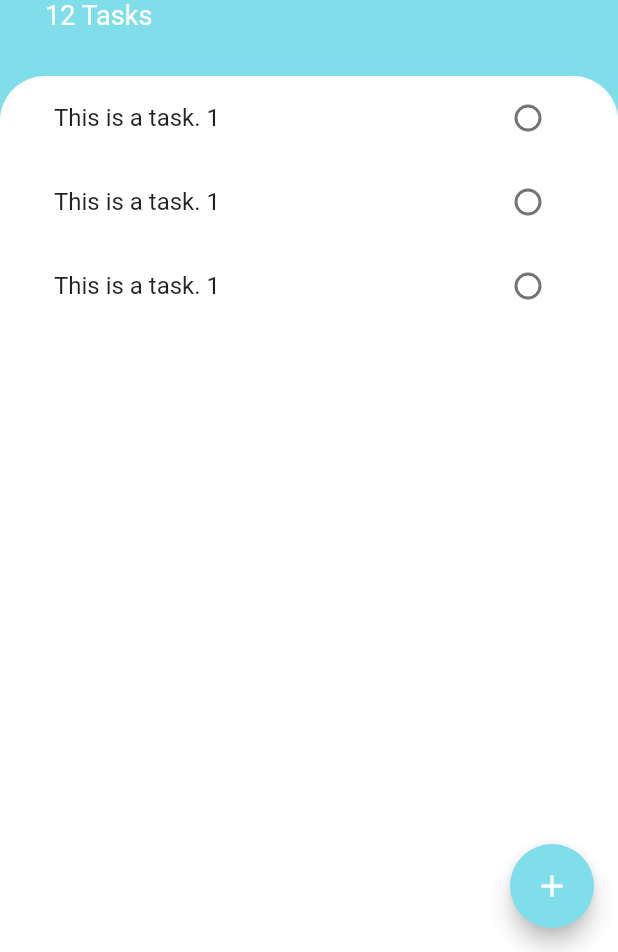
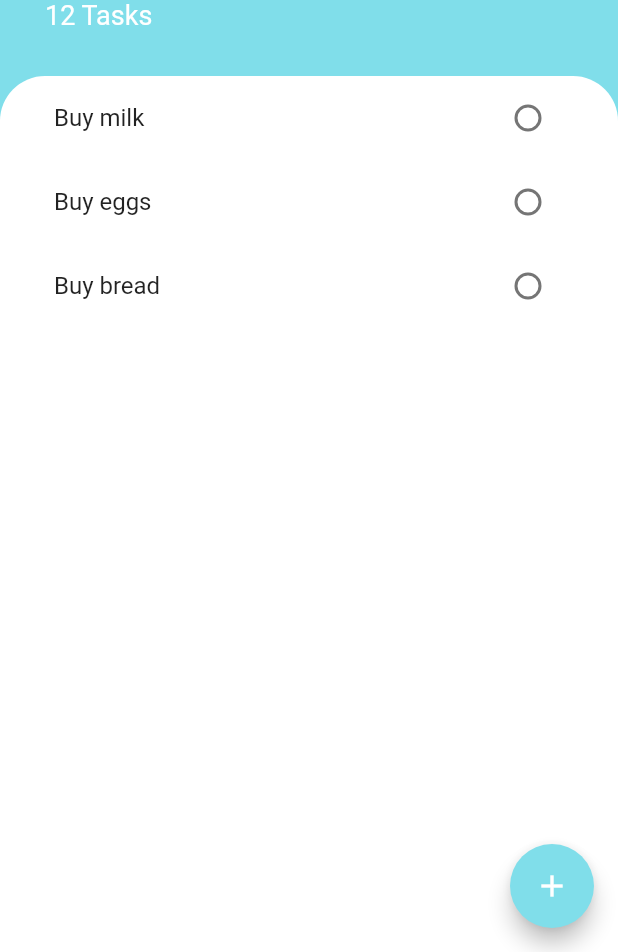
Before and after one commit to iam149cm/flutter, a Flutter app: the screen it shows after launch, on a phone screen of 412 x 824 dp, the part 284-1236 px from its top. Run offline on Flutter 3.47's test engine with Material 2 defaults, Android fonts, the light colour scheme and no system bars; our stand-ins replace animated_text_kit, audioplayers, cloud_firestore, firebase_auth, firebase_core, flutter_dotenv and 6 more; accounts and stored records are empty.

Commit message:
add the ListView Builder

```diff
--- /dev/null
+++ b/20_todoey/lib/models/task.dart
@@ -0,0 +1,10 @@
+class Task {
+  final String name;
+  bool isDone;
+
+  Task({required this.name, this.isDone = false});
+
+  void toggleDone() {
+    isDone = !isDone;
+  }
+}
--- a/20_todoey/lib/widgets/tasks_list.dart
+++ b/20_todoey/lib/widgets/tasks_list.dart
@@ -1,17 +1,37 @@
 import 'package:flutter/material.dart';
+import 'package:todoey/models/task.dart';
 import 'package:todoey/widgets/tasks_tile.dart';
 
-class TasksList extends StatelessWidget {
+class TasksList extends StatefulWidget {
   const TasksList({
     super.key,
   });
 
   @override
+  State<TasksList> createState() => _TasksListState();
+}
+
+class _TasksListState extends State<TasksList> {
+  List<Task> tasks = [
+    Task(name: 'Buy milk'),
+    Task(name: 'Buy eggs'),
+    Task(name: 'Buy bread'),
+  ];
+
+  @override
   Widget build(BuildContext context) {
-    return ListView(children: [
-      TaskTile(),
-      TaskTile(),
-      TaskTile(),
-    ]);
+    return ListView.builder(
+      itemCount: tasks.length, // index 에러 방지를 위해 필요한 property
+      itemBuilder: (context, index) {
+        return TaskTile(
+            isChecked: tasks[index].isDone,
+            taskTitle: tasks[index].name,
+            checkboxCallback: (bool? checkboxState) {
+              setState(() {
+                tasks[index].toggleDone();
+              });
+            });
+      },
+    );
   }
 }
--- a/20_todoey/lib/widgets/tasks_tile.dart
+++ b/20_todoey/lib/widgets/tasks_tile.dart
@@ -7,27 +7,32 @@ import 'package:flutter/material.dart';
 🤍 StatefulWidget - 상황에 따라 폈다 접었다 할 수 있는 변신 테이블. final 로 변수 선언 불가 (state 가 바뀌어야 하니까)
 🤍 StatelessWidget - 그냥 테이블
 */ ///
+///
+// 💛 task를 분리함으로써 stateless widget 으로 변경
+class TaskTile extends StatelessWidget {
+  // 🤍 1. state 로 부터 statefulWidget 을 create
+  // @override
+  // State<TaskTile> createState() => _TaskTileState();
+// }
 
-class TaskTile extends StatefulWidget {
-  const TaskTile({
-    super.key,
+// 🤍 2. 실제 state object. 값이 바뀌는 변수가 들어있다.
+// class _TaskTileState extends State<TaskTile> {
+  final bool isChecked; // 👈 실제 state를 변경할 변수는 statefulWidget 안에 들어있다
+  final String taskTitle;
+  final Function(bool?) checkboxCallback;
+
+  TaskTile({
+    required this.isChecked,
+    required this.taskTitle,
+    required this.checkboxCallback,
   });
 
-  // 🤍 1. state 로 부터 statefulWidget 을 create
-  @override
-  State<TaskTile> createState() => _TaskTileState();
-}
-
-// 🤍 2. 실제 state object. 값이 바뀌는 변수가 들어있다.
-class _TaskTileState extends State<TaskTile> {
-  bool isChecked = false; // 👈 실제 state를 변경할 변수는 statefulWidget 안에 들어있다
-
   // 하위 위젯에서 체크박스 클릭 시 호출 할 콜백함수. 일반적으로는 익명함수로 사용하는 경우가 많다
-  void checkBoxCallback(bool? checkboxState) {
-    setState(() {
-      isChecked = checkboxState ?? false;
-    });
-  }
+  // void checkBoxCallback(bool? checkboxState) {
+  //   setState(() {
+  //     isChecked = checkboxState ?? false;
+  //   });
+  // }
 
   // 🤍 3. 변수의 state가 바뀌면 build 메소드에서 UI 를 업데이트 해 준다.
   @override
@@ -35,38 +40,40 @@ class _TaskTileState extends State<TaskTile> {
     return ListTile(
       // title - 처음에 무엇이 올 것인가
       title: Text(
-        'This is a task. 1',
+        taskTitle,
         style: TextStyle(
             decoration: isChecked ? TextDecoration.lineThrough : null),
       ),
       // trailing - 마지막에 무엇이 올 것인가
-      trailing: TaskCheckbox(
-        checkboxState: isChecked,
-        toggleCheckboxState: checkBoxCallback,
+      trailing: Checkbox(
+        shape: CircleBorder(),
+        value: isChecked,
+        activeColor: Colors.teal.shade200,
+        onChanged: checkboxCallback, // checkbox 가 변경될 때 callback 이 trigger 된다
       ),
     );
   }
 }
 
 // 🤍 4. final 이므로 여기서 요소의 state를 변경할 수는 없다.
-class TaskCheckbox extends StatelessWidget {
-  final bool checkboxState;
-  final Function(bool?) toggleCheckboxState; // 호출할 콜백함수의 자료형과 맞춰주었다
+// class TaskCheckbox extends StatelessWidget {
+//   final bool checkboxState;
+//   final Function(bool?) toggleCheckboxState; // 호출할 콜백함수의 자료형과 맞춰주었다
 
-  // 🤍 5. 그러나 업데이트가 필요하면 생성자를 통해 새롭게 초기화하고 이전의 것은 버린다
-  // 🤍 6. Lifted up to the parent widget (TaskCheckbox --> TaskTile) 즉, 위젯트리의 부모 노드로 값을 올린다.
-  const TaskCheckbox(
-      {super.key,
-      required this.checkboxState,
-      required this.toggleCheckboxState});
+// 🤍 5. 그러나 업데이트가 필요하면 생성자를 통해 새롭게 초기화하고 이전의 것은 버린다
+// 🤍 6. Lifted up to the parent widget (TaskCheckbox --> TaskTile) 즉, 위젯트리의 부모 노드로 값을 올린다.
+// const TaskCheckbox(
+//     {super.key,
+//     required this.checkboxState,
+//     required this.toggleCheckboxState});
 
-  @override
-  Widget build(BuildContext context) {
-    return Checkbox(
-      shape: CircleBorder(),
-      value: checkboxState,
-      activeColor: Colors.teal.shade200,
-      onChanged: toggleCheckboxState, // checkbox 가 변경될 때 callback 이 trigger 된다
-    );
-  }
-}
+// @override
+// Widget build(BuildContext context) {
+//   return Checkbox(
+//     shape: CircleBorder(),
+//     value: checkboxState,
+//     activeColor: Colors.teal.shade200,
+//     onChanged: toggleCheckboxState, // checkbox 가 변경될 때 callback 이 trigger 된다
+//   );
+// }
+// }
```
